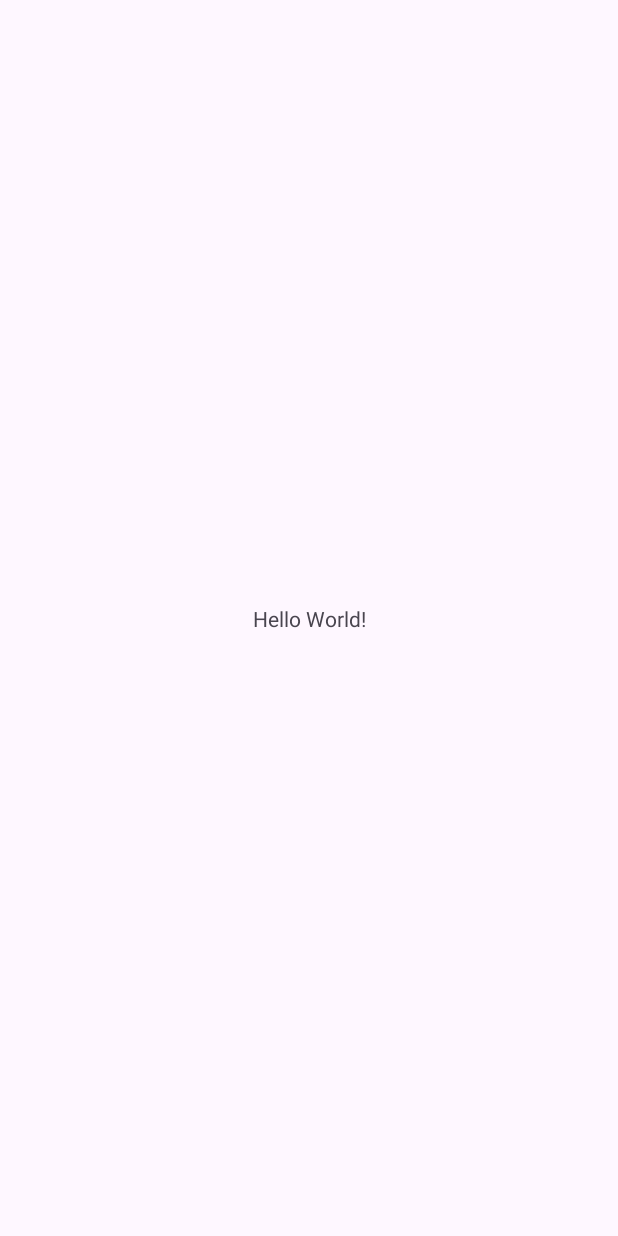
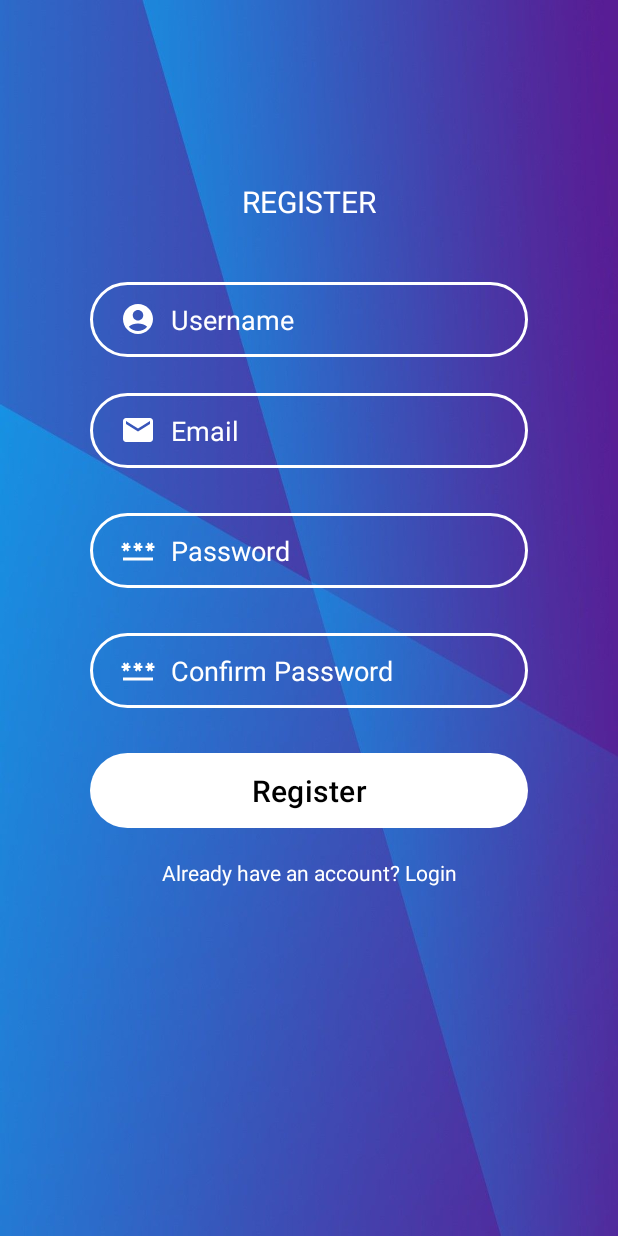
Before and after one commit to vuthanhcong02/Android, an Android app: the screen it shows after launch (MainActivity before the commit, RegisterActivity after it), on a phone screen of 412 x 824 dp. Before the commit the screen is almost empty. Run offline under Robolectric (Android 15) with nearby library versions, the phone set to English and light mode, and no system bars.

Commit message:
design register activity

```diff
--- a/app/build.gradle.kts
+++ b/app/build.gradle.kts
@@ -4,12 +4,12 @@ plugins {
 
 android {
     namespace = "com.btl.quizapp"
-    compileSdk = 33
+    compileSdk = 34
 
     defaultConfig {
         applicationId = "com.btl.quizapp"
         minSdk = 24
-        targetSdk = 33
+        targetSdk = 34
         versionCode = 1
         versionName = "1.0"
 
--- a/app/src/main/AndroidManifest.xml
+++ b/app/src/main/AndroidManifest.xml
@@ -14,16 +14,19 @@
         tools:targetApi="31">
         <activity
             android:name=".RegisterActivity"
-            android:exported="false" />
-        <activity
-            android:name=".MainActivity"
-            android:exported="true">
+            android:exported="true"
+            >
             <intent-filter>
                 <action android:name="android.intent.action.MAIN" />
 
                 <category android:name="android.intent.category.LAUNCHER" />
             </intent-filter>
         </activity>
+        <activity
+            android:name=".MainActivity"
+            android:exported="false">
+
+        </activity>
     </application>
 
 </manifest>
--- /dev/null
+++ b/app/src/main/res/drawable/btn_bg.xml
@@ -0,0 +1,5 @@
+<?xml version="1.0" encoding="utf-8"?>
+<shape xmlns:android="http://schemas.android.com/apk/res/android">
+    <solid android:color="@color/white"/>
+    <corners android:radius="60dp"/>
+</shape>
--- a/app/src/main/res/drawable/icon_email.xml
+++ b/app/src/main/res/drawable/icon_email.xml
@@ -1,4 +1,4 @@
-<vector android:height="24dp" android:tint="#000000"
+<vector android:height="24dp" android:tint="#FFFFFF"
     android:viewportHeight="24" android:viewportWidth="24"
     android:width="24dp" xmlns:android="http://schemas.android.com/apk/res/android">
     <path android:fillColor="@android:color/white" android:pathData="M20,4L4,4c-1.1,0 -1.99,0.9 -1.99,2L2,18c0,1.1 0.9,2 2,2h16c1.1,0 2,-0.9 2,-2L22,6c0,-1.1 -0.9,-2 -2,-2zM20,8l-8,5 -8,-5L4,6l8,5 8,-5v2z"/>
--- a/app/src/main/res/drawable/icon_password.xml
+++ b/app/src/main/res/drawable/icon_password.xml
@@ -1,4 +1,4 @@
-<vector android:height="24dp" android:tint="#000000"
+<vector android:height="24dp" android:tint="#FFFFFF"
     android:viewportHeight="24" android:viewportWidth="24"
     android:width="24dp" xmlns:android="http://schemas.android.com/apk/res/android">
     <path android:fillColor="@android:color/white" android:pathData="M2,17h20v2H2V17zM3.15,12.95L4,11.47l0.85,1.48l1.3,-0.75L5.3,10.72H7v-1.5H5.3l0.85,-1.47L4.85,7L4,8.47L3.15,7l-1.3,0.75L2.7,9.22H1v1.5h1.7L1.85,12.2L3.15,12.95zM9.85,12.2l1.3,0.75L12,11.47l0.85,1.48l1.3,-0.75l-0.85,-1.48H15v-1.5h-1.7l0.85,-1.47L12.85,7L12,8.47L11.15,7l-1.3,0.75l0.85,1.47H9v1.5h1.7L9.85,12.2zM23,9.22h-1.7l0.85,-1.47L20.85,7L20,8.47L19.15,7l-1.3,0.75l0.85,1.47H17v1.5h1.7l-0.85,1.48l1.3,0.75L20,11.47l0.85,1.48l1.3,-0.75l-0.85,-1.48H23V9.22z"/>
--- a/app/src/main/res/drawable/icon_username.xml
+++ b/app/src/main/res/drawable/icon_username.xml
@@ -1,4 +1,4 @@
-<vector android:height="24dp" android:tint="#000000"
+<vector android:height="24dp" android:tint="#FFFFFF"
     android:viewportHeight="24" android:viewportWidth="24"
     android:width="24dp" xmlns:android="http://schemas.android.com/apk/res/android">
     <path android:fillColor="@android:color/white" android:pathData="M12,2C6.48,2 2,6.48 2,12s4.48,10 10,10s10,-4.48 10,-10S17.52,2 12,2zM12,6c1.93,0 3.5,1.57 3.5,3.5S13.93,13 12,13s-3.5,-1.57 -3.5,-3.5S10.07,6 12,6zM12,20c-2.03,0 -4.43,-0.82 -6.14,-2.88C7.55,15.8 9.68,15 12,15s4.45,0.8 6.14,2.12C16.43,19.18 14.03,20 12,20z"/>
--- /dev/null
+++ b/app/src/main/res/drawable/input_bg.xml
@@ -0,0 +1,6 @@
+<?xml version="1.0" encoding="utf-8"?>
+<shape xmlns:android="http://schemas.android.com/apk/res/android">
+    <stroke android:width="2dp" android:color="@color/white" />
+        />
+    <corners android:radius="60dp" />
+</shape>
--- a/app/src/main/res/layout/activity_register.xml
+++ b/app/src/main/res/layout/activity_register.xml
@@ -23,4 +23,108 @@
         app:layout_constraintTop_toTopOf="parent"
         app:layout_constraintVertical_bias="0.5"
         tools:textStyle="bold" />
+
+    <EditText
+        android:id="@+id/input_email"
+        android:layout_width="0dp"
+        android:layout_height="50dp"
+        android:layout_marginStart="60dp"
+        android:layout_marginTop="24dp"
+        android:layout_marginEnd="60dp"
+        android:background="@drawable/input_bg"
+        android:drawableLeft="@drawable/icon_email"
+        android:drawablePadding="10dp"
+        android:ems="10"
+        android:hint="Email"
+        android:inputType="textEmailAddress"
+        android:paddingStart="20dp"
+        android:textColor="@color/white"
+        android:textColorHint="@color/white"
+        app:layout_constraintEnd_toEndOf="parent"
+        app:layout_constraintHorizontal_bias="0.0"
+        app:layout_constraintStart_toStartOf="parent"
+        app:layout_constraintTop_toBottomOf="@+id/input_username" />
+
+    <EditText
+        android:id="@+id/input_username"
+        android:layout_width="0dp"
+        android:layout_height="50dp"
+        android:layout_marginStart="60dp"
+        android:layout_marginTop="40dp"
+        android:layout_marginEnd="60dp"
+        android:background="@drawable/input_bg"
+        android:drawableLeft="@drawable/icon_username"
+        android:drawablePadding="10dp"
+        android:ems="10"
+        android:hint="Username"
+        android:inputType="text"
+        android:paddingStart="20dp"
+        android:textColor="@color/white"
+        android:textColorHint="@color/white"
+        app:layout_constraintEnd_toEndOf="parent"
+        app:layout_constraintStart_toStartOf="parent"
+        app:layout_constraintTop_toBottomOf="@+id/textView" />
+
+
+    <EditText
+        android:id="@+id/input_password"
+        android:layout_width="0dp"
+        android:layout_height="50dp"
+        android:layout_marginStart="60dp"
+        android:layout_marginTop="30dp"
+        android:layout_marginEnd="60dp"
+        android:background="@drawable/input_bg"
+        android:drawableLeft="@drawable/icon_password"
+        android:drawablePadding="10dp"
+        android:ems="10"
+        android:hint="Password"
+        android:inputType="textPassword"
+        android:paddingStart="20dp"
+        android:textColor="@color/white"
+        android:textColorHint="@color/white"
+        app:layout_constraintEnd_toEndOf="parent"
+        app:layout_constraintStart_toStartOf="parent"
+        app:layout_constraintTop_toBottomOf="@+id/input_email" />
+
+    <EditText
+        android:id="@+id/input_confirmPassword"
+        android:layout_width="0dp"
+        android:layout_height="50dp"
+        android:layout_marginTop="30dp"
+        android:background="@drawable/input_bg"
+        android:drawableLeft="@drawable/icon_password"
+        android:drawablePadding="10dp"
+        android:ems="10"
+        android:hint="Confirm Password"
+        android:inputType="textPassword"
+        android:paddingStart="20dp"
+        android:textColor="@color/white"
+        android:textColorHint="@color/white"
+        app:layout_constraintEnd_toEndOf="@+id/input_password"
+        app:layout_constraintStart_toStartOf="@+id/input_password"
+        app:layout_constraintTop_toBottomOf="@+id/input_password" />
+
+    <Button
+        android:id="@+id/btn_register"
+        android:layout_width="0dp"
+        android:layout_height="50dp"
+        android:layout_marginTop="30dp"
+        android:background="@drawable/btn_bg"
+        android:text="Register"
+        android:textColor="@color/black"
+        android:textSize="20dp"
+        app:backgroundTint="@color/white"
+        app:layout_constraintEnd_toEndOf="@+id/input_confirmPassword"
+        app:layout_constraintStart_toStartOf="@+id/input_confirmPassword"
+        app:layout_constraintTop_toBottomOf="@+id/input_confirmPassword" />
+
+    <TextView
+        android:layout_width="wrap_content"
+        android:layout_height="wrap_content"
+        android:layout_marginTop="20dp"
+        android:text="Already have an account? Login"
+        android:textColor="@color/white"
+        app:layout_constraintEnd_toEndOf="@+id/btn_register"
+        app:layout_constraintStart_toStartOf="@+id/btn_register"
+        app:layout_constraintTop_toBottomOf="@+id/btn_register" />
 </androidx.constraintlayout.widget.ConstraintLayout>
```
